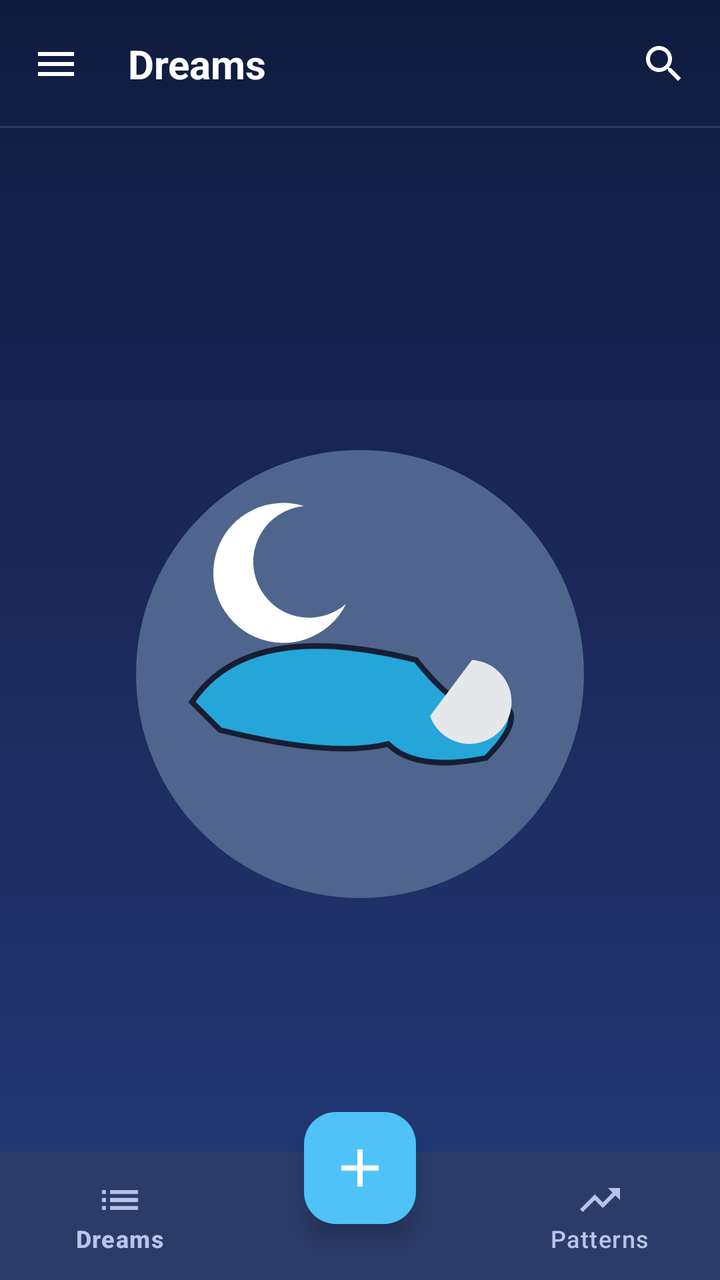
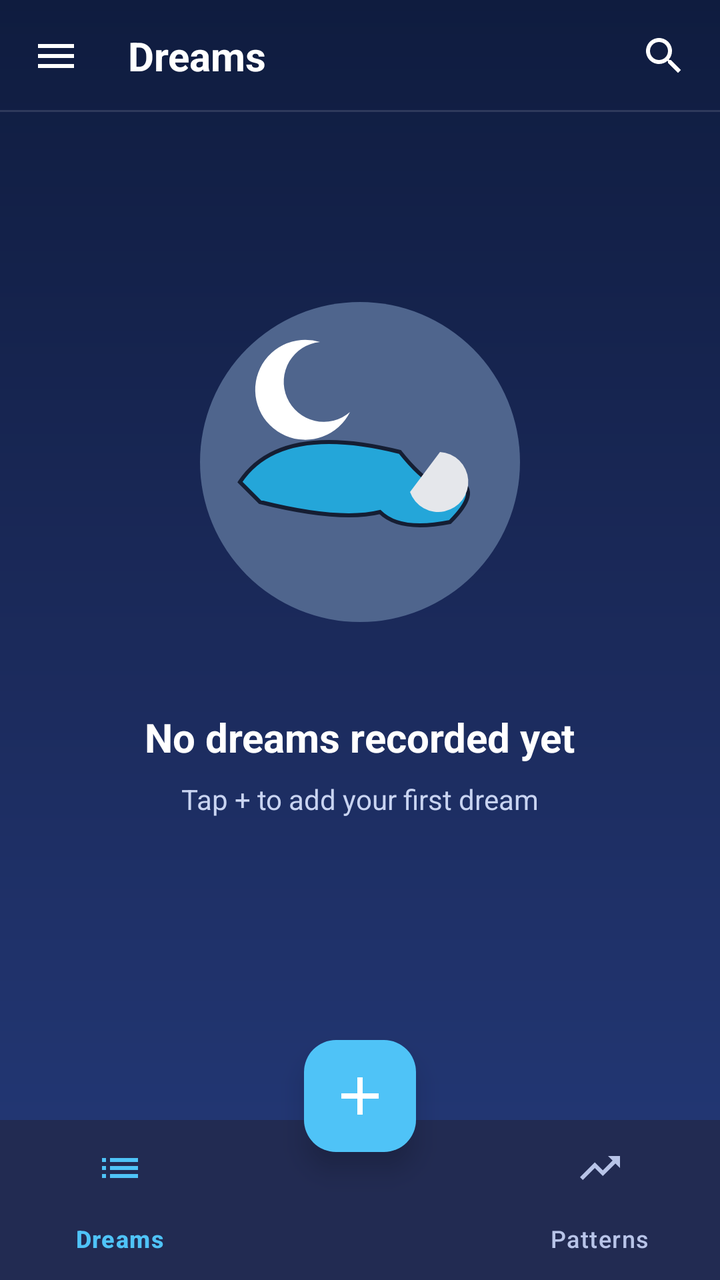

Two renders of the same Android screen: before a commit and after it. Below are the layout's source before the change and the commit's diff.
<!-- AndroidManifest.xml: application theme Theme.LucidDreams -->
<!-- res/layout/activity_main.xml -->
<?xml version="1.0" encoding="utf-8"?>
<androidx.coordinatorlayout.widget.CoordinatorLayout xmlns:android="http://schemas.android.com/apk/res/android"
    xmlns:app="http://schemas.android.com/apk/res-auto"
    xmlns:tools="http://schemas.android.com/tools"
    android:layout_width="match_parent"
    android:layout_height="match_parent"
    android:background="@drawable/bg_main_gradient"
    tools:context=".MainActivity">

    <androidx.constraintlayout.widget.ConstraintLayout
        android:layout_width="match_parent"
        android:layout_height="match_parent"
        android:paddingBottom="80dp">

        
        <FrameLayout
            android:id="@+id/topBar"
            android:layout_width="match_parent"
            android:layout_height="64dp"
            app:layout_constraintTop_toTopOf="parent">
            
            <ImageView
                android:layout_width="24dp"
                android:layout_height="24dp"
                android:src="@drawable/ic_menu"
                android:layout_gravity="center_vertical|start"
                android:layout_marginStart="16dp"
                android:contentDescription="Menu"/>
                
            <TextView
                android:layout_width="wrap_content"
                android:layout_height="wrap_content"
                android:text="Dreams"
                android:textColor="@color/white"
                android:textSize="20sp"
                android:textStyle="bold"
                android:layout_gravity="center_vertical"
                android:layout_marginStart="64dp"/>

            <ImageView
                android:layout_width="24dp"
                android:layout_height="24dp"
                android:src="@drawable/ic_search"
                android:layout_gravity="center_vertical|end"
                android:layout_marginEnd="16dp"
                android:contentDescription="Search"/>
                
            <View
                android:layout_width="match_parent"
                android:layout_height="1dp"
                android:layout_gravity="bottom"
                android:background="#20FFFFFF"/>
        </FrameLayout>

        
        
        
        <ImageView
            android:id="@+id/ivIllustration"
            android:layout_width="280dp"
            android:layout_height="280dp"
            android:src="@drawable/ic_illustration_bed"
            app:layout_constraintTop_toBottomOf="@id/topBar"
            app:layout_constraintBottom_toBottomOf="parent"
            app:layout_constraintStart_toStartOf="parent"
            app:layout_constraintEnd_toEndOf="parent"
            android:layout_marginTop="50dp"/>

        <androidx.recyclerview.widget.RecyclerView
            android:id="@+id/rvDreams"
            android:layout_width="match_parent"
            android:layout_height="0dp"
            android:clipToPadding="false"
            android:paddingTop="16dp"
            android:paddingBottom="32dp"
            app:layout_constraintTop_toBottomOf="@id/topBar"
            app:layout_constraintBottom_toBottomOf="parent"
            tools:listitem="@layout/item_dream_card" />

    </androidx.constraintlayout.widget.ConstraintLayout>

    
    <com.google.android.material.bottomnavigation.BottomNavigationView
        android:id="@+id/bottomNav"
        android:layout_width="match_parent"
        android:layout_height="64dp"
        android:layout_gravity="bottom"
        android:background="#2B3C68"
        app:itemIconTint="@color/text_nav"
        app:itemTextColor="@color/text_nav"
        app:menu="@menu/bottom_nav_menu"
        app:labelVisibilityMode="labeled" />

    
    <com.google.android.material.floatingactionbutton.FloatingActionButton
        android:id="@+id/fabAdd"
        android:layout_width="wrap_content"
        android:layout_height="wrap_content"
        android:layout_gravity="bottom|center_horizontal"
        android:layout_marginBottom="28dp"
        app:backgroundTint="@color/glow_primary"
        app:tint="@color/white"
        app:elevation="8dp"
        android:src="@drawable/ic_add"
        app:maxImageSize="32dp"
        android:contentDescription="Add Dream" />

</androidx.coordinatorlayout.widget.CoordinatorLayout>
<!-- res/layout/item_dream_card.xml (included above) -->
<?xml version="1.0" encoding="utf-8"?>
<androidx.constraintlayout.widget.ConstraintLayout xmlns:android="http://schemas.android.com/apk/res/android"
    xmlns:app="http://schemas.android.com/apk/res-auto"
    xmlns:tools="http://schemas.android.com/tools"
    android:layout_width="match_parent"
    android:layout_height="wrap_content"
    android:paddingStart="16dp"
    android:paddingEnd="16dp"
    android:paddingBottom="24dp">

    
    <TextView
        android:id="@+id/tvMonthHeader"
        android:layout_width="wrap_content"
        android:layout_height="wrap_content"
        android:text="April"
        android:textColor="@color/text_secondary"
        android:textSize="18sp"
        android:textStyle="bold"
        app:layout_constraintTop_toTopOf="parent"
        app:layout_constraintStart_toStartOf="parent"
        android:layout_marginBottom="16dp"
        app:layout_constraintBottom_toTopOf="@+id/tvDayOfWeek"
        tools:visibility="visible"/>

    
    <TextView
        android:id="@+id/tvDayOfWeek"
        android:layout_width="48dp"
        android:layout_height="wrap_content"
        android:text="Sat"
        android:textColor="@color/text_nav"
        android:textSize="14sp"
        android:gravity="center_horizontal"
        app:layout_constraintTop_toBottomOf="@id/tvMonthHeader"
        app:layout_constraintStart_toStartOf="parent" />

    
    <TextView
        android:id="@+id/tvDayNumber"
        android:layout_width="48dp"
        android:layout_height="wrap_content"
        android:text="18"
        android:textColor="@color/text_nav"
        android:textSize="26sp"
        android:gravity="center_horizontal"
        app:layout_constraintTop_toBottomOf="@id/tvDayOfWeek"
        app:layout_constraintStart_toStartOf="parent" />

    
    <LinearLayout
        android:id="@+id/cardContainer"
        android:layout_width="0dp"
        android:layout_height="wrap_content"
        android:background="@drawable/bg_card"
        android:orientation="vertical"
        android:padding="16dp"
        android:elevation="4dp"
        android:layout_marginStart="8dp"
        app:layout_constraintTop_toTopOf="@id/tvDayOfWeek"
        app:layout_constraintStart_toEndOf="@id/tvDayOfWeek"
        app:layout_constraintEnd_toEndOf="parent">

        
        <TextView
            android:id="@+id/tvCardDate"
            android:layout_width="wrap_content"
            android:layout_height="wrap_content"
            android:text="17/04/2026"
            android:textColor="@color/text_primary"
            android:textStyle="bold"
            android:textSize="14sp"
            android:layout_marginBottom="8dp"/>

        
        <TextView
            android:id="@+id/tvDescription"
            android:layout_width="match_parent"
            android:layout_height="wrap_content"
            android:text="I felt scared and sweaty, it is the second time I’m seeing this dream."
            android:textColor="@color/text_secondary"
            android:textSize="14sp"
            android:lineSpacingMultiplier="1.3"
            android:layout_marginBottom="12dp"/>

        
        <LinearLayout
            android:id="@+id/llTags"
            android:layout_width="match_parent"
            android:layout_height="wrap_content"
            android:orientation="horizontal">

            <TextView
                android:layout_width="wrap_content"
                android:layout_height="wrap_content"
                android:background="@drawable/bg_tag"
                android:text="frightened"
                android:textColor="@color/text_tag"
                android:textSize="12sp"
                android:paddingStart="10dp"
                android:paddingEnd="10dp"
                android:paddingTop="4dp"
                android:paddingBottom="4dp"
                android:layout_marginEnd="6dp" />

            <TextView
                android:layout_width="wrap_content"
                android:layout_height="wrap_content"
                android:background="@drawable/bg_tag"
                android:text="sweaty"
                android:textColor="@color/text_tag"
                android:textSize="12sp"
                android:paddingStart="10dp"
                android:paddingEnd="10dp"
                android:paddingTop="4dp"
                android:paddingBottom="4dp"
                android:layout_marginEnd="6dp" />

            <TextView
                android:layout_width="wrap_content"
                android:layout_height="wrap_content"
                android:background="@drawable/bg_tag"
                android:text="scared"
                android:textColor="@color/text_tag"
                android:textSize="12sp"
                android:paddingStart="10dp"
                android:paddingEnd="10dp"
                android:paddingTop="4dp"
                android:paddingBottom="4dp" />

        </LinearLayout>
    </LinearLayout>

</androidx.constraintlayout.widget.ConstraintLayout>
<!-- resources referenced by this layout -->
<resources>
  <color name="glow_primary">#4FC3F7</color>
  <color name="text_nav">#B8C4E8</color>
  <color name="text_primary">#FFFFFF</color>
  <color name="text_secondary">#C9D4F1</color>
  <color name="text_tag">#D6E2FF</color>
  <color name="white">#FFFFFFFF</color>
  <!-- drawable bg_card (drawable) -->
  <?xml version="1.0" encoding="utf-8"?>
  <shape xmlns:android="http://schemas.android.com/apk/res/android"
      android:shape="rectangle">
      <solid android:color="@color/card_bg" />
      <corners android:radius="16dp" />
      <stroke
          android:width="1dp"
          android:color="#10FFFFFF"/>
  </shape>
  <!-- drawable bg_main_gradient (drawable) -->
  <?xml version="1.0" encoding="utf-8"?>
  <shape xmlns:android="http://schemas.android.com/apk/res/android"
      android:shape="rectangle">
      <gradient
          android:angle="270"
          android:startColor="@color/gradient_top"
          android:centerColor="@color/gradient_mid"
          android:endColor="@color/gradient_bottom"
          android:type="linear" />
  </shape>
  <!-- drawable bg_tag (drawable) -->
  <?xml version="1.0" encoding="utf-8"?>
  <shape xmlns:android="http://schemas.android.com/apk/res/android"
      android:shape="rectangle">
      <solid android:color="@color/tag_bg" />
      <corners android:radius="8dp" />
  </shape>
  <!-- drawable ic_add (drawable) -->
  <vector xmlns:android="http://schemas.android.com/apk/res/android"
      android:width="24dp"
      android:height="24dp"
      android:viewportWidth="24"
      android:viewportHeight="24"
      android:tint="#FFFFFF">
    <path
        android:fillColor="@android:color/white"
        android:pathData="M19,13h-6v6h-2v-6H5v-2h6V5h2v6h6v2z"/>
  </vector>
  <!-- drawable ic_menu (drawable) -->
  <vector xmlns:android="http://schemas.android.com/apk/res/android"
      android:width="24dp"
      android:height="24dp"
      android:viewportWidth="24"
      android:viewportHeight="24"
      android:tint="#FFFFFF">
    <path
        android:fillColor="@android:color/white"
        android:pathData="M3,18h18v-2H3v2zm0,-5h18v-2H3v2zm0,-7v2h18V6H3z"/>
  </vector>
  <!-- drawable ic_search (drawable) -->
  <vector xmlns:android="http://schemas.android.com/apk/res/android"
      android:width="24dp"
      android:height="24dp"
      android:viewportWidth="24"
      android:viewportHeight="24">
    <path
        android:fillColor="@android:color/white"
        android:pathData="M15.5,14h-0.79l-0.28,-0.27C15.41,12.59 16,11.11 16,9.5 16,5.91 13.09,3 9.5,3S3,5.91 3,9.5 5.91,16 9.5,16c1.61,0 3.09,-0.59 4.23,-1.57l0.27,0.28v0.79l5,4.99L20.49,19l-4.99,-5zm-6,0C7.01,14 5,11.99 5,9.5S7.01,5 9.5,5 14,7.01 14,9.5 11.99,14 9.5,14z"/>
  </vector>
  <style name="Theme.LucidDreams" parent="Base.Theme.LucidDreams" />
  <color name="card_bg">#1E2F5C</color>
  <color name="gradient_top">#0F1C3F</color>
  <color name="gradient_mid">#1B2A5B</color>
  <color name="gradient_bottom">#243A7A</color>
  <color name="tag_bg">#2B417F</color>
  <style name="Base.Theme.LucidDreams" parent="Theme.Material3.DayNight.NoActionBar">
          
          
      </style>
  <!-- unchanged entries left out for length: 1 -->
</resources>

<!-- the commit's change to res/layout/activity_main.xml (unified diff, before → after) -->
@@ -5,18 +5,18 @@
     android:layout_width="match_parent"
     android:layout_height="match_parent"
     android:background="@drawable/bg_main_gradient"
+    android:fitsSystemWindows="true"
     tools:context=".MainActivity">
 
     <androidx.constraintlayout.widget.ConstraintLayout
         android:layout_width="match_parent"
-        android:layout_height="match_parent"
-        android:paddingBottom="80dp">
+        android:layout_height="match_parent">
 
         
         <FrameLayout
             android:id="@+id/topBar"
             android:layout_width="match_parent"
-            android:layout_height="64dp"
+            android:layout_height="56dp"
             app:layout_constraintTop_toTopOf="parent">
             
             <ImageView
@@ -53,28 +53,55 @@
         </FrameLayout>
 
         
-        
-        
-        <ImageView
-            android:id="@+id/ivIllustration"
-            android:layout_width="280dp"
-            android:layout_height="280dp"
-            android:src="@drawable/ic_illustration_bed"
+        <LinearLayout
+            android:id="@+id/llEmptyState"
+            android:layout_width="match_parent"
+            android:layout_height="match_parent"
+            android:orientation="vertical"
+            android:gravity="center"
+            android:visibility="visible"
             app:layout_constraintTop_toBottomOf="@id/topBar"
             app:layout_constraintBottom_toBottomOf="parent"
             app:layout_constraintStart_toStartOf="parent"
             app:layout_constraintEnd_toEndOf="parent"
-            android:layout_marginTop="50dp"/>
-
+            android:paddingBottom="100dp">
+
+            <ImageView
+                android:id="@+id/ivIllustration"
+                android:layout_width="200dp"
+                android:layout_height="200dp"
+                android:src="@drawable/ic_illustration_bed"
+                android:layout_marginBottom="24dp"/>
+
+            <TextView
+                android:layout_width="wrap_content"
+                android:layout_height="wrap_content"
+                android:text="No dreams recorded yet"
+                android:textColor="@color/text_primary"
+                android:textSize="20sp"
+                android:textStyle="bold"
+                android:layout_marginBottom="8dp"/>
+
+            <TextView
+                android:layout_width="wrap_content"
+                android:layout_height="wrap_content"
+                android:text="Tap + to add your first dream"
+                android:textColor="@color/text_secondary"
+                android:textSize="14sp"/>
+        </LinearLayout>
+
+        
         <androidx.recyclerview.widget.RecyclerView
             android:id="@+id/rvDreams"
             android:layout_width="match_parent"
             android:layout_height="0dp"
             android:clipToPadding="false"
             android:paddingTop="16dp"
-            android:paddingBottom="32dp"
+            android:paddingBottom="100dp"
+            android:visibility="gone"
             app:layout_constraintTop_toBottomOf="@id/topBar"
             app:layout_constraintBottom_toBottomOf="parent"
+            tools:visibility="gone"
             tools:listitem="@layout/item_dream_card" />
 
     </androidx.constraintlayout.widget.ConstraintLayout>
@@ -83,11 +110,11 @@
     <com.google.android.material.bottomnavigation.BottomNavigationView
         android:id="@+id/bottomNav"
         android:layout_width="match_parent"
-        android:layout_height="64dp"
+        android:layout_height="wrap_content"
         android:layout_gravity="bottom"
-        android:background="#2B3C68"
-        app:itemIconTint="@color/text_nav"
-        app:itemTextColor="@color/text_nav"
+        android:background="#222B52"
+        app:itemIconTint="@color/nav_item_color"
+        app:itemTextColor="@color/nav_item_color"
         app:menu="@menu/bottom_nav_menu"
         app:labelVisibilityMode="labeled" />
 
@@ -97,7 +124,7 @@
         android:layout_width="wrap_content"
         android:layout_height="wrap_content"
         android:layout_gravity="bottom|center_horizontal"
-        android:layout_marginBottom="28dp"
+        android:layout_marginBottom="64dp"
         app:backgroundTint="@color/glow_primary"
         app:tint="@color/white"
         app:elevation="8dp"
@@ -115,7 +142,7 @@
     android:layout_height="wrap_content"
     android:paddingStart="16dp"
     android:paddingEnd="16dp"
-    android:paddingBottom="24dp">
+    android:paddingBottom="12dp">
 
     
     <TextView
